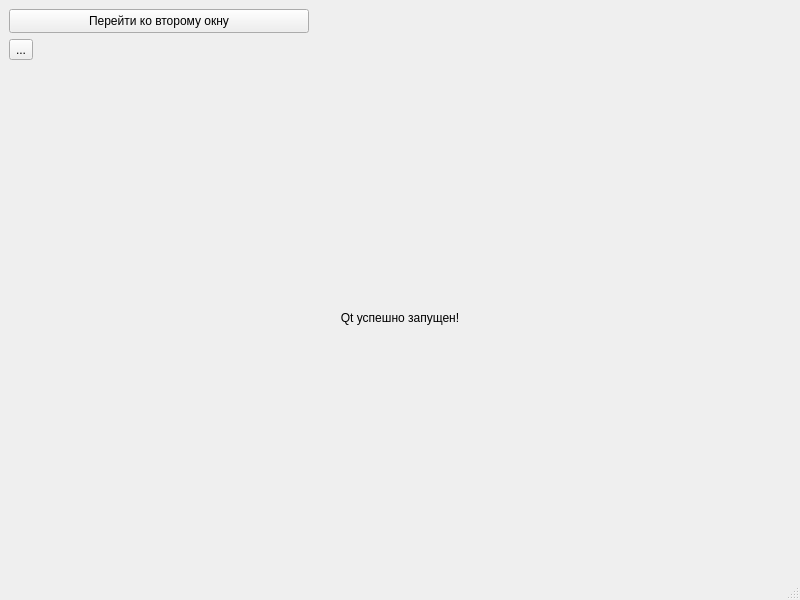
Old version of the form src/mainwindow.ui in the repository RA6AMO/qt_mill.
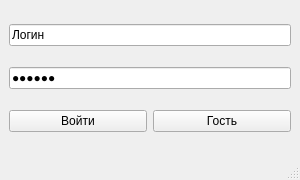
New version of the form.

The edit to the form file:
```diff
--- a/src/mainwindow.ui
+++ b/src/mainwindow.ui
@@ -6,42 +6,58 @@
    <rect>
     <x>0</x>
     <y>0</y>
-    <width>800</width>
-    <height>600</height>
+    <width>300</width>
+    <height>180</height>
    </rect>
   </property>
+  <property name="minimumSize">
+   <size>
+    <width>300</width>
+    <height>180</height>
+   </size>
+  </property>
   <property name="windowTitle">
    <string>Главное окно</string>
   </property>
   <widget class="QWidget" name="centralwidget">
-   <layout class="QVBoxLayout" name="verticalLayout">
-    <item>
+   <layout class="QGridLayout" name="gridLayout_2">
+    <item row="2" column="0">
      <widget class="QPushButton" name="pushButton">
       <property name="maximumSize">
        <size>
-        <width>300</width>
-        <height>24</height>
+        <width>400</width>
+        <height>30</height>
        </size>
       </property>
       <property name="text">
-       <string>Перейти ко второму окну</string>
+       <string>Войти</string>
       </property>
      </widget>
     </item>
-    <item>
-     <widget class="QToolButton" name="toolButton">
+    <item row="2" column="1">
+     <widget class="QPushButton" name="pushButton_2">
       <property name="text">
-       <string>...</string>
+       <string>Гость</string>
       </property>
      </widget>
     </item>
-    <item>
-     <widget class="QLabel" name="label">
+    <item row="0" column="0" colspan="2">
+     <widget class="QLineEdit" name="lineEdit_2">
       <property name="text">
-       <string>Qt успешно запущен!</string>
+       <string>Логин</string>
       </property>
-      <property name="alignment">
-       <set>Qt::AlignmentFlag::AlignCenter</set>
+     </widget>
+    </item>
+    <item row="1" column="0" colspan="2">
+     <widget class="QLineEdit" name="lineEdit_3">
+      <property name="text">
+       <string>Пароль</string>
+      </property>
+      <property name="echoMode">
+       <enum>QLineEdit::EchoMode::Password</enum>
+      </property>
+      <property name="clearButtonEnabled">
+       <bool>false</bool>
       </property>
      </widget>
     </item>
```
Left out of the diff: 2 changed lines with no effect on the pictures.
